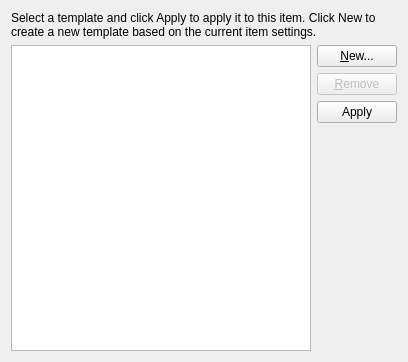
KDE/kdepim, file incidenceeditor-ng/template_management_dialog_base.ui: the form before one commit.
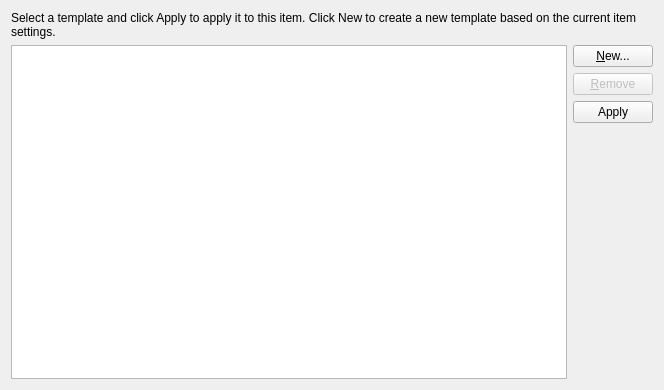
The form after the commit.

Commit message: Fix minimum size

```diff
--- a/incidenceeditor-ng/template_management_dialog_base.ui
+++ b/incidenceeditor-ng/template_management_dialog_base.ui
@@ -6,8 +6,8 @@
    <rect>
     <x>0</x>
     <y>0</y>
-    <width>403</width>
-    <height>362</height>
+    <width>664</width>
+    <height>390</height>
    </rect>
   </property>
   <property name="windowTitle">
@@ -30,17 +30,11 @@
    <item row="1" column="0">
     <widget class="QListWidget" name="m_listBox">
      <property name="sizePolicy">
-      <sizepolicy hsizetype="Expanding" vsizetype="Expanding">
+      <sizepolicy hsizetype="MinimumExpanding" vsizetype="MinimumExpanding">
        <horstretch>0</horstretch>
        <verstretch>0</verstretch>
       </sizepolicy>
      </property>
-     <property name="minimumSize">
-      <size>
-       <width>300</width>
-       <height>250</height>
-      </size>
-     </property>
      <property name="toolTip">
       <string>The list of managed templates</string>
      </property>
```
